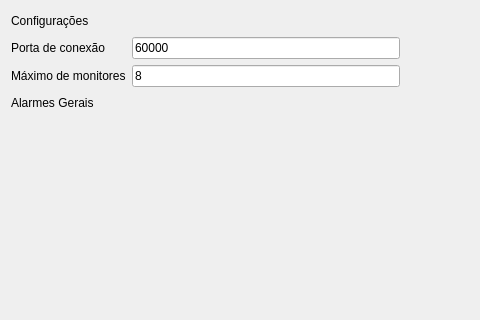
Above: gui/config.ui from dtgmariano/central_monitoramento before the change; both pictures show x 0 to 480 and y 0 to 320 of the 800 by 600 pixel window. Below: the same form after it.
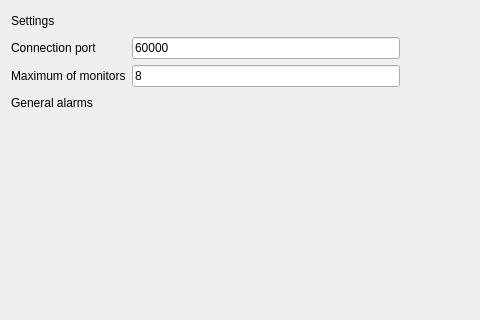
That is the form after the change.

The edit to the form file:
```diff
--- a/gui/config.ui
+++ b/gui/config.ui
@@ -19,7 +19,7 @@
      <item>
       <widget class="QLabel" name="label">
        <property name="text">
-        <string>Configurações</string>
+        <string>Settings</string>
        </property>
       </widget>
      </item>
@@ -48,7 +48,7 @@
        <item row="0" column="0">
         <widget class="QLabel" name="label_3">
          <property name="text">
-          <string>Porta de conexão</string>
+          <string>Connection port</string>
          </property>
         </widget>
        </item>
@@ -62,7 +62,7 @@
        <item row="1" column="0">
         <widget class="QLabel" name="label_4">
          <property name="text">
-          <string>Máximo de monitores</string>
+          <string>Maximum of monitors</string>
          </property>
         </widget>
        </item>
@@ -95,7 +95,7 @@
      <item>
       <widget class="QLabel" name="label_2">
        <property name="text">
-        <string>Alarmes Gerais</string>
+        <string>General alarms</string>
        </property>
       </widget>
      </item>
```
